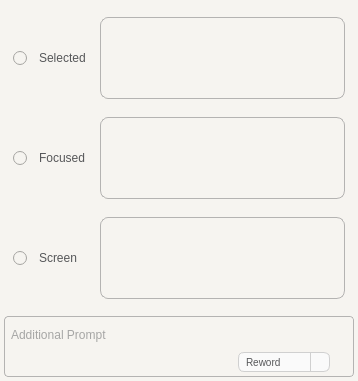
Qt form ui/src/prompt_entry.ui (jcsq6/ai-tools) before a commit.
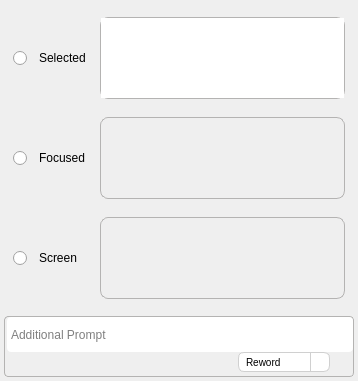
The same form after that commit. Icons and pictures are not drawn.

What changed in the file:
```diff
--- a/ui/src/prompt_entry.ui
+++ b/ui/src/prompt_entry.ui
@@ -26,9 +26,7 @@
    <string>AI-Tools</string>
   </property>
   <property name="styleSheet">
-   <string notr="true">background-color:rgb(246, 244, 240);
-color: rgb(86, 87, 89);
-</string>
+   <string notr="true"/>
   </property>
   <layout class="QVBoxLayout" name="verticalLayout_2" stretch="5,1">
    <property name="spacing">
@@ -482,12 +480,10 @@
           <property name="styleSheet">
            <string notr="true">QComboBox {
 	combobox-popup: 0;
-	background: #FAFAFA;
 	border: 1px solid #D0D0D0;
 	border-radius: 6px;
 	padding-right: 28px;
 	padding-left: 7px;
-	selection-background-color: #007AFF;
 	font-size: 10px;
 }
 QComboBox:hover  { background:#FFFFFF; border-color:#A0A0A0; }
@@ -505,7 +501,6 @@
 }
 
 QComboBox QAbstractItemView {
-	background:#FFFFFF;
 	border:1px solid #D0D0D0;
 	border-radius:6px;
 	padding:4px 0;
@@ -520,8 +515,6 @@
 
 QComboBox QAbstractItemView::item:selected
 {
-	background:#007AFF;
-	color:#FFFFFF;
 }</string>
           </property>
           <property name="editable">
```
Left out of the diff: 6 changed lines with no effect on the pictures.
